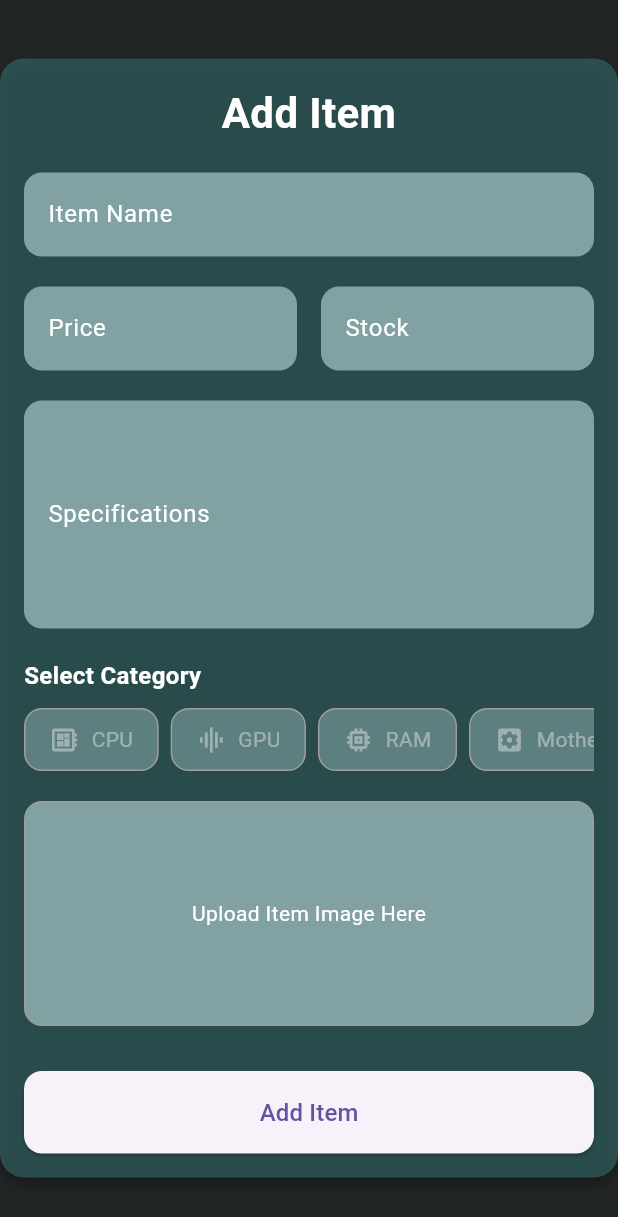
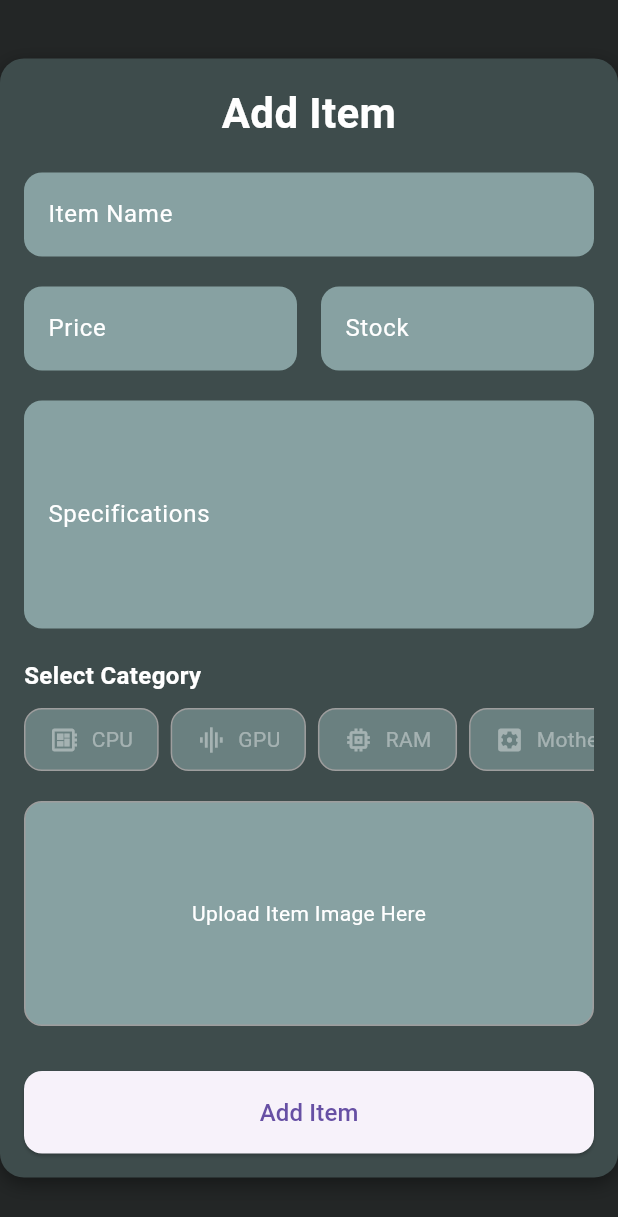
Before and after one commit to Kristoferseyan/oro-computer-system, a Flutter app: the AddItemsPage screen opened directly, on a phone screen of 412 x 824 dp. Shown: the top 1217 px of the screen. Run offline on Flutter 3.47's test engine with Material 3 defaults, Android fonts, the phone set to English and light mode, and no system bars; our stand-ins replace flutter_dotenv, google_nav_bar, supabase_flutter; accounts and stored records are empty.

Commit message:
updated color for add items page

```diff
--- a/lib/pages/addItems_pages.dart
+++ b/lib/pages/addItems_pages.dart
@@ -102,7 +102,7 @@ class _AddItemsPageState extends State<AddItemsPage> {
           constraints: BoxConstraints(maxWidth: 970),
           padding: EdgeInsets.all(16),
           decoration: BoxDecoration(
-            color: const Color.fromARGB(167, 53, 102, 104),
+            color: const Color.fromARGB(255, 62, 76, 76),
             borderRadius: BorderRadius.circular(16),
             boxShadow: [
               BoxShadow(
```
